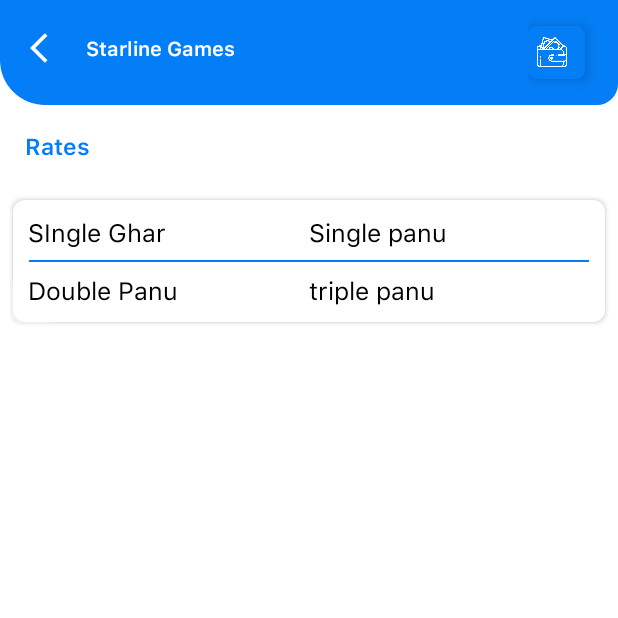
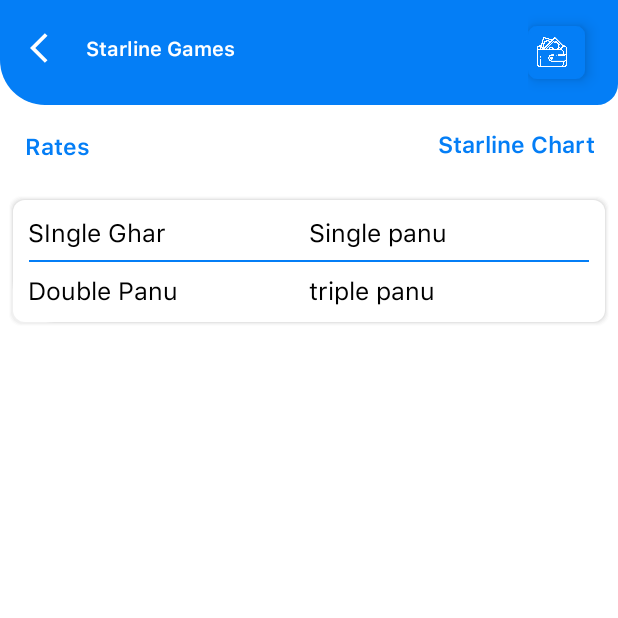
Before and after one commit to neelam13312/KashApp, an Android app: the StarlineGamesFragment screen opened directly, with no data from a screen before it, on a phone screen of 412 x 824 dp, the top half of it. Run offline under Robolectric (Android 15) with nearby library versions, the phone set to English and light mode, and no system bars; our stand-ins replace Volley; libraries missing offline, so code that uses them is left out: com.vanniktech.emoji; network calls fail.

Commit message:
25aug2023

```diff
--- a/app/src/main/java/in/games/Gameskash/Fragment/StarlineGamesFragment.java
+++ b/app/src/main/java/in/games/Gameskash/Fragment/StarlineGamesFragment.java
@@ -1,6 +1,7 @@
 package in.games.Gameskash.Fragment;
 
 import android.content.Intent;
+import android.net.Uri;
 import android.os.Bundle;
 
 import androidx.appcompat.app.AppCompatActivity;
@@ -50,6 +51,7 @@ import in.games.Gameskash.Util.LoadingBar;
 import in.games.Gameskash.Util.RecyclerTouchListener;
 import in.games.Gameskash.Util.SessionMangement;
 
+import static in.games.Gameskash.Config.BaseUrls.URL_CHART;
 import static in.games.Gameskash.Config.BaseUrls.URL_GET_STATUS;
 import static in.games.Gameskash.Config.BaseUrls.URL_NOTICE;
 import static in.games.Gameskash.Config.BaseUrls.URL_SET_STATUS;
@@ -71,12 +73,14 @@ public class StarlineGamesFragment extends AppCompatActivity implements View.OnC
     LoadingBar loadingBar;
     SessionMangement sessionMangement;
     StarlineGameAdapter starlineGameAdapter;
-    TextView tv_singleDigit,tv_singlePanna,tv_doublePanna,tv_triplePanna;
+    TextView tv_singleDigit,tv_singlePanna,tv_doublePanna,tv_triplePanna,tvStalineChart;
     RelativeLayout rel_bidHistory,rel_winHistory;
 
     TextView tv_title,tv_wallet;
     ImageView img_back;
     LinearLayout lin_notification;
+    String Chart_link="";
+
 
     public StarlineGamesFragment() {
         // Required empty public constructor
@@ -98,6 +102,7 @@ public class StarlineGamesFragment extends AppCompatActivity implements View.OnC
             StarlineGames ();
             getStatus();
             getmatkaRate ();
+            getCHART();
         }else {module.noInternet();}
 
 
@@ -112,6 +117,7 @@ public class StarlineGamesFragment extends AppCompatActivity implements View.OnC
                         StarlineGames ();
                         getStatus();
                         getmatkaRate ();
+                        getCHART();
                     }else {module.noInternet();}
                     swipe.setRefreshing(false);
                 }
@@ -192,6 +198,7 @@ public class StarlineGamesFragment extends AppCompatActivity implements View.OnC
             StarlineGames ();
             getStatus();
             getmatkaRate ();
+            getCHART();
         }else {module.noInternet();}
 
         swipe.setOnRefreshListener(new SwipeRefreshLayout.OnRefreshListener() {
@@ -204,6 +211,7 @@ public class StarlineGamesFragment extends AppCompatActivity implements View.OnC
                         StarlineGames ();
                         getStatus();
                         getmatkaRate ();
+                        getCHART();
                     }else {
                         module.noInternet();
                     }
@@ -273,10 +281,80 @@ public class StarlineGamesFragment extends AppCompatActivity implements View.OnC
         }));
         return view;
     }
-    @Override
-    public void onBackPressed() {
-        Intent intent=new Intent ( StarlineGamesFragment.this,MainActivity.class );
-        startActivity (intent);
+    private void initView() {
+        tv_title=findViewById(R.id.tv_title);
+        tv_title.setText ("Starline Games");
+        tv_wallet=findViewById(R.id.tv_wallet);;
+
+
+        img_back=findViewById(R.id.img_back);;
+        lin_notification=findViewById(R.id.lin_notification);;
+
+        lin_notification.setOnClickListener (this);
+        img_back.setOnClickListener (this);
+        sList = new ArrayList<>();
+        rec_starline = findViewById(R.id.rec_starline);
+        swipe = findViewById(R.id.swipe);
+        swt_notification=findViewById(R.id.swt_notification);
+        tv_singleDigit = findViewById(R.id.tv_singleDigit);
+        tv_singlePanna = findViewById(R.id.tv_singlePana);
+        tv_doublePanna = findViewById(R.id.tv_doublePana);
+        tv_triplePanna = findViewById(R.id.tv_triplePana);
+        rel_bidHistory =findViewById(R.id.rel_bidHistory);
+        rel_winHistory = findViewById(R.id.rel_winHistory);
+        tvStalineChart = findViewById(R.id.tvStalineChart);
+
+        rel_bidHistory.setOnClickListener(this);
+        rel_winHistory.setOnClickListener(this);
+        tvStalineChart.setOnClickListener(this);
+        list = new ArrayList<>();
+        slist = new ArrayList<>();
+        sessionMangement=new SessionMangement (StarlineGamesFragment.this);
+        tv_wallet.setText (sessionMangement.getUserDetails ().get (KEY_WALLET));
+        loadingBar=new LoadingBar (StarlineGamesFragment.this);
+        module=new Module (StarlineGamesFragment.this);
+        swt_notification.setOnCheckedChangeListener(new CompoundButton.OnCheckedChangeListener() {
+            public void onCheckedChanged(CompoundButton buttonView, boolean isChecked) {
+                if (isChecked) {
+                    starline_notification="1";
+                    setStatus(starline_notification);
+
+                    // The toggle is enabled
+                } else {
+                    starline_notification="0";
+                    setStatus(starline_notification);
+
+                    // The toggle is disabled
+                }
+            }
+        });
+    }
+
+
+    public void getCHART()
+    {
+        HashMap<String,String> params = new HashMap<String, String> ( );
+        module.postRequest (URL_CHART, params, new Response.Listener<String> ( ) {
+            @Override
+            public void onResponse(String response) {
+                Log.e ("URL_CHART", "onResponse: " + response.toString ( ));
+                try {
+                    JSONObject jsonObject = new JSONObject (response);
+                    Chart_link= jsonObject.getString ("link");
+
+                } catch (JSONException e) {
+                    e.printStackTrace ( );
+                }
+            }
+        }, new Response.ErrorListener ( ) {
+            @Override
+            public void onErrorResponse(VolleyError error) {
+                String msg = module.VolleyErrorMessage (error);
+                if (!msg.isEmpty ( )) {
+                    module.errorToast (getApplicationContext(),"" + msg);
+                }
+            }
+        });
     }
 
     private void getmatkaRate() {
@@ -365,52 +443,6 @@ public class StarlineGamesFragment extends AppCompatActivity implements View.OnC
         return stringBuffer.toString();
     }
 
-    private void initView() {
-        tv_title=findViewById(R.id.tv_title);
-        tv_title.setText ("Starline Games");
-        tv_wallet=findViewById(R.id.tv_wallet);;
-
-
-        img_back=findViewById(R.id.img_back);;
-        lin_notification=findViewById(R.id.lin_notification);;
-
-        lin_notification.setOnClickListener (this);
-        img_back.setOnClickListener (this);
-        sList = new ArrayList<>();
-        rec_starline = findViewById(R.id.rec_starline);
-        swipe = findViewById(R.id.swipe);
-        swt_notification=findViewById(R.id.swt_notification);
-        tv_singleDigit = findViewById(R.id.tv_singleDigit);
-        tv_singlePanna = findViewById(R.id.tv_singlePana);
-        tv_doublePanna = findViewById(R.id.tv_doublePana);
-        tv_triplePanna = findViewById(R.id.tv_triplePana);
-        rel_bidHistory =findViewById(R.id.rel_bidHistory);
-        rel_winHistory = findViewById(R.id.rel_winHistory);
-
-        rel_bidHistory.setOnClickListener(this);
-        rel_winHistory.setOnClickListener(this);
-        list = new ArrayList<>();
-        slist = new ArrayList<>();
-        sessionMangement=new SessionMangement (StarlineGamesFragment.this);
-        tv_wallet.setText (sessionMangement.getUserDetails ().get (KEY_WALLET));
-        loadingBar=new LoadingBar (StarlineGamesFragment.this);
-        module=new Module (StarlineGamesFragment.this);
-        swt_notification.setOnCheckedChangeListener(new CompoundButton.OnCheckedChangeListener() {
-            public void onCheckedChanged(CompoundButton buttonView, boolean isChecked) {
-                if (isChecked) {
-                    starline_notification="1";
-                    setStatus(starline_notification);
-
-                    // The toggle is enabled
-                } else {
-                    starline_notification="0";
-                    setStatus(starline_notification);
-
-                    // The toggle is disabled
-                }
-            }
-        });
-    }
 
     private  void StarlineGames()
     {
@@ -485,6 +517,10 @@ public class StarlineGamesFragment extends AppCompatActivity implements View.OnC
             case R.id.rel_winHistory:
                 fragment = new MatkaNameHistoryFragment();
                 bundle.putString("type","starline_win");
+                break;
+                case R.id.tvStalineChart:
+                    Intent intent1=new Intent ( Intent.ACTION_VIEW, Uri.parse (Chart_link));
+                    startActivity (intent1);
                 break;
 
         }
@@ -620,5 +656,10 @@ public class StarlineGamesFragment extends AppCompatActivity implements View.OnC
             }
         });
     }
+    @Override
+    public void onBackPressed() {
+        Intent intent=new Intent ( StarlineGamesFragment.this,MainActivity.class );
+        startActivity (intent);
+    }
 
 }
--- a/app/src/main/res/layout/fragment_starline_games.xml
+++ b/app/src/main/res/layout/fragment_starline_games.xml
@@ -151,14 +151,18 @@
                         android:layout_alignParentStart="true"
                         android:layout_width="wrap_content"
                         android:layout_height="wrap_content"/>
+
                     <TextView
-                        android:visibility="gone"
-                        android:layout_margin="@dimen/space_6"
+                        android:id="@+id/tvStalineChart"
                         style="@style/MyTextview_title"
-                        android:text="starline Chart"
+                        android:layout_width="wrap_content"
+                        android:layout_height="wrap_content"
                         android:layout_alignParentEnd="true"
-                        android:layout_width="wrap_content"
-                        android:layout_height="wrap_content"/>
+                        android:layout_marginStart="@dimen/space_6"
+                        android:layout_marginTop="@dimen/space_6"
+                        android:layout_marginEnd="@dimen/space_6"
+                        android:layout_marginBottom="@dimen/space_6"
+                        android:text="Starline Chart" />
 
 
                 </RelativeLayout>
```
